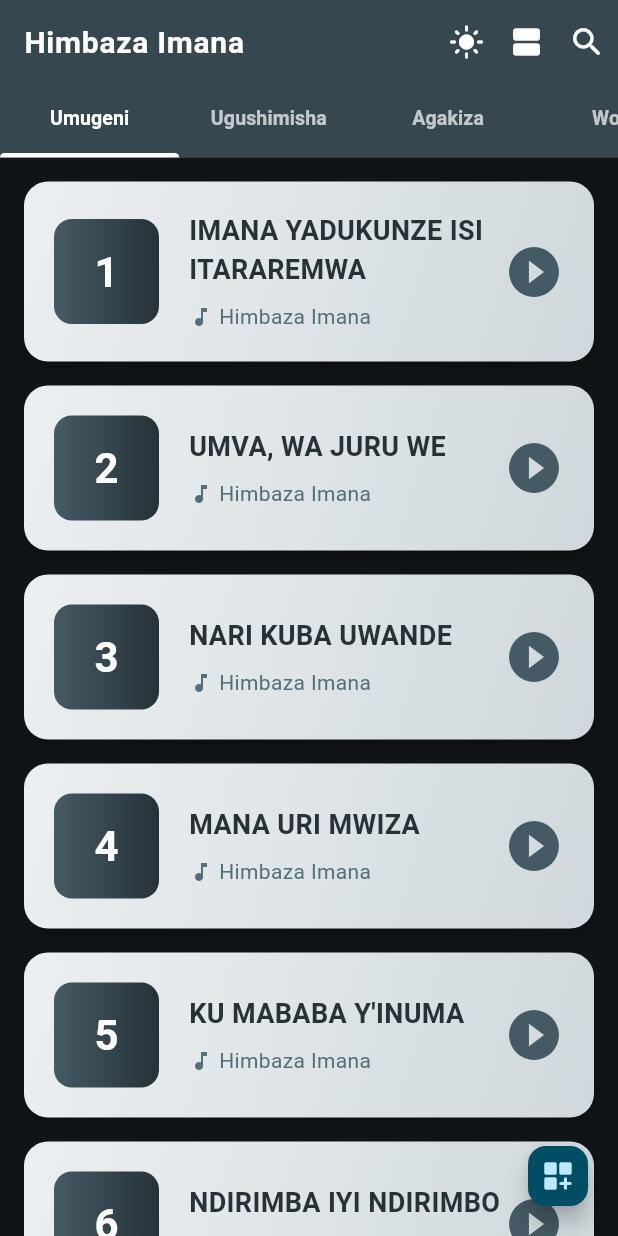
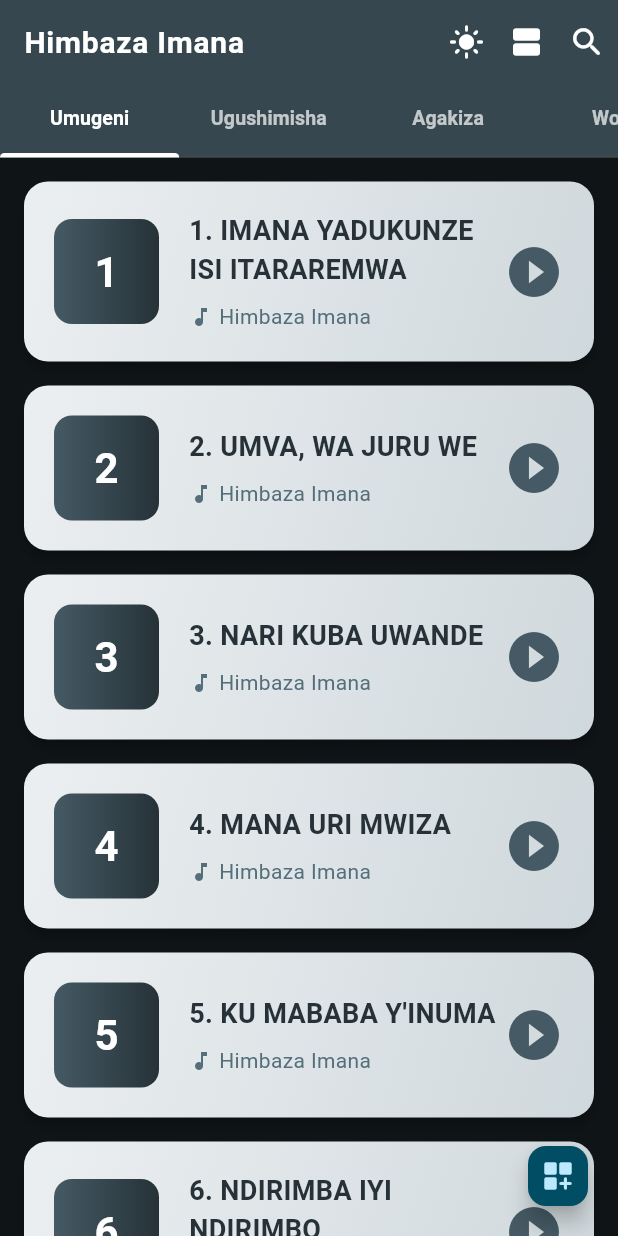
Before and after one commit to jules21/Himbaza-Imana, a Flutter app: the screen it shows after launch, after a tap on the "dark mode" icon, after a tap on the "view list" icon, on a phone screen of 412 x 824 dp. Run offline on Flutter 3.47's test engine with Material 3 defaults, Android fonts, the phone set to English and light mode, and no system bars; our stand-ins replace shared_preferences, wakelock_plus; missing offline and left inert: dart:html, dart:js_util.

Commit message:
ui: show song numbers and flatten lyrics navigation

```diff
--- a/lib/models/searchable_song.dart
+++ b/lib/models/searchable_song.dart
@@ -10,3 +10,9 @@ abstract class SearchableSong {
     return super.toString();
   }
 }
+
+String songTitleWithNumber(SearchableSong song) {
+  final title = song.title.trim();
+  if (RegExp(r'^\d+\.\s*').hasMatch(title)) return title;
+  return '${song.id}. $title';
+}
--- a/lib/page/bride_lyrics.dart
+++ b/lib/page/bride_lyrics.dart
@@ -137,7 +137,6 @@ class _BrideLyricsState extends State<BrideLyrics> {
       ),
       bottomNavigationBar: SafeArea(
         child: Material(
-          elevation: 8,
           color: Theme.of(context).colorScheme.surface,
           child: SongNavigationBar(
             currentIndex: _currentIndex,
@@ -174,7 +173,7 @@ class _BrideLyricsState extends State<BrideLyrics> {
                     children: [
                       const SizedBox(height: 8),
                       Text(
-                        '${song.id} ${song.title}',
+                        songTitleWithNumber(song),
                         textAlign: TextAlign.center,
                         style: const TextStyle(
                           color: Colors.white,
--- a/lib/page/home.dart
+++ b/lib/page/home.dart
@@ -3,6 +3,7 @@ import 'package:indirimbo/services/song_service.dart';
 import 'package:indirimbo/page/unified_lyrics.dart';
 import 'package:provider/provider.dart';
 import '../models/search_song_result.dart';
+import '../models/searchable_song.dart';
 import '../models/view_type.dart';
 import '../providers/songs_provider.dart';
 import '../providers/theme_provider.dart';
@@ -331,7 +332,7 @@ class _HomeState extends State<Home> {
                           crossAxisAlignment: CrossAxisAlignment.start,
                           children: [
                             Text(
-                              song.title,
+                              songTitleWithNumber(song),
                               style: const TextStyle(
                                 fontSize: 16,
                                 fontWeight: FontWeight.bold,
--- a/lib/page/unified_lyrics.dart
+++ b/lib/page/unified_lyrics.dart
@@ -140,7 +140,6 @@ class _UnifiedLyricsState extends State<UnifiedLyrics> {
       ),
       bottomNavigationBar: SafeArea(
         child: Material(
-          elevation: 8,
           color: Theme.of(context).colorScheme.surface,
           child: SongNavigationBar(
             currentIndex: _currentIndex,
@@ -174,7 +173,7 @@ class _UnifiedLyricsState extends State<UnifiedLyrics> {
                     children: [
                       const SizedBox(height: 8),
                       Text(
-                        _currentSong.title,
+                        songTitleWithNumber(_currentSong),
                         textAlign: TextAlign.center,
                         style: const TextStyle(
                           color: Colors.white,
--- a/lib/providers/songs_provider.dart
+++ b/lib/providers/songs_provider.dart
@@ -50,7 +50,9 @@ class SongCollectionProvider extends ChangeNotifier {
     final isSongNumber = RegExp(r'^\d+$').hasMatch(normalizedQuery);
     return searchableSongs.where((song) {
       if (isSongNumber) return song.id == normalizedQuery;
-      return song.title.toLowerCase().contains(normalizedQuery) ||
+      return songTitleWithNumber(song)
+              .toLowerCase()
+              .contains(normalizedQuery) ||
           song.lyrics.toLowerCase().contains(normalizedQuery);
     }).toList();
   }
--- a/lib/screens/build_card_view.dart
+++ b/lib/screens/build_card_view.dart
@@ -89,7 +89,7 @@ class BuildCardView extends StatelessWidget {
                   crossAxisAlignment: CrossAxisAlignment.start,
                   children: [
                     Text(
-                      songs[index].title ?? 'Song ${index + 1}',
+                      songTitleWithNumber(songs[index]),
                       style: TextStyle(
                         fontSize: 18,
                         fontWeight: FontWeight.bold,
--- a/lib/services/song_service.dart
+++ b/lib/services/song_service.dart
@@ -22,7 +22,7 @@ class SongService {
   SongSearchResult getUnifiedContextualPreview(
       SearchableSong song, String searchTerm) {
     final searchTermLower = searchTerm.trim().toLowerCase();
-    final titleLower = song.title.toLowerCase();
+    final titleLower = songTitleWithNumber(song).toLowerCase();
     final lyricsLower = song.lyrics.toLowerCase();
     final matchesSongNumber = song.id == searchTermLower;
 
```
Also changed, not shown: lib/page/verse_presentation.dart (+6 -2 lines), 1 other file.
